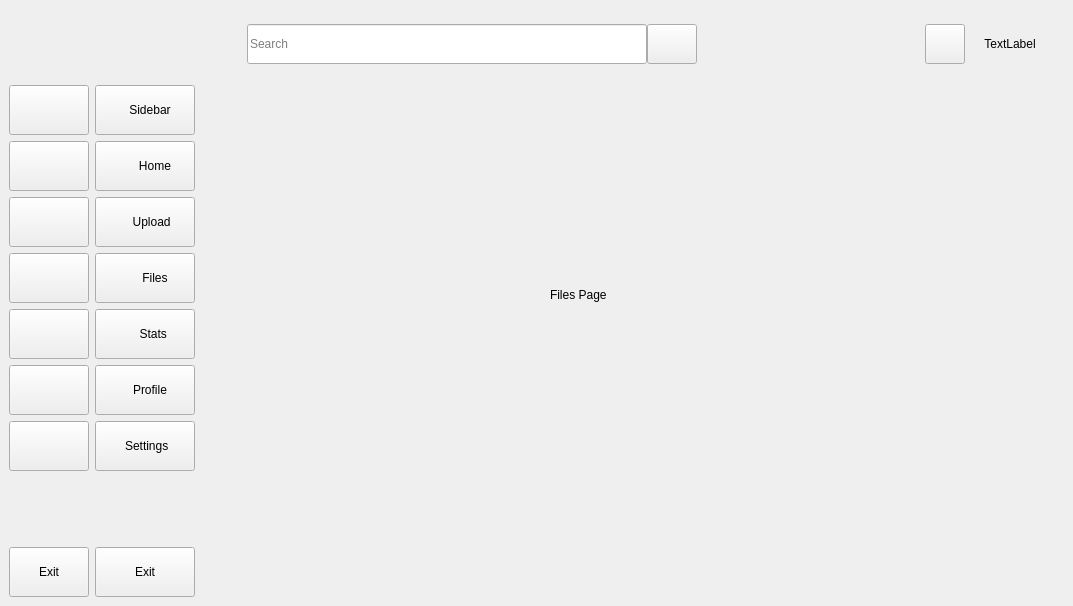
Qt form financial_app_ui.ui (Ulaaka/MoneyApp) before a commit.
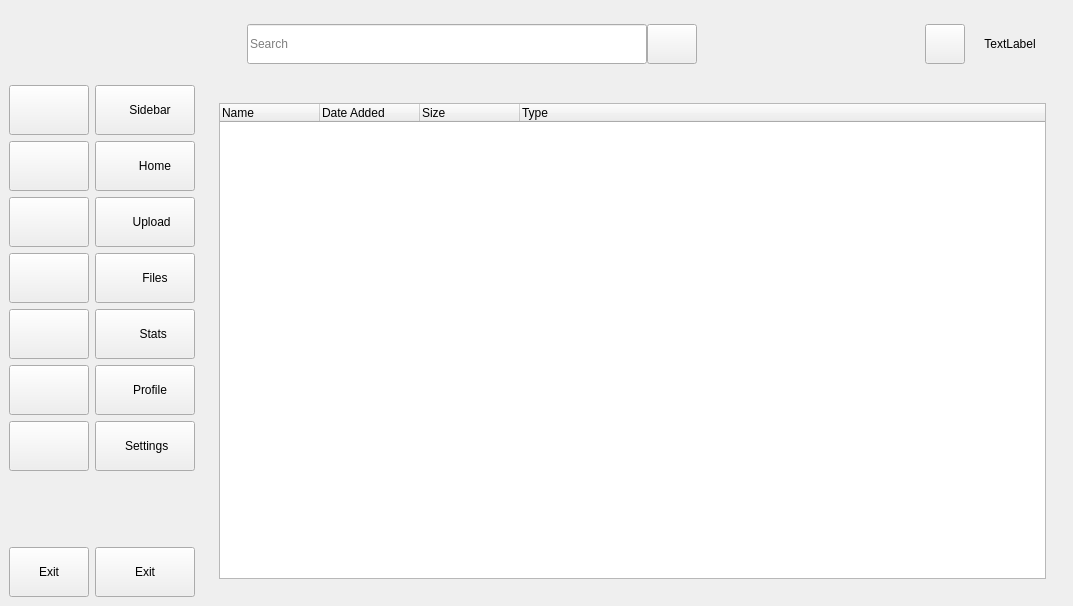
The same form after that commit. The open tabs and pages were chosen to show the change. Icons and pictures are not drawn.

What changed in the file:
```diff
--- a/financial_app_ui.ui
+++ b/financial_app_ui.ui
@@ -881,19 +881,32 @@
              </layout>
             </widget>
             <widget class="QWidget" name="files_page">
-             <widget class="QLabel" name="label_5">
-              <property name="geometry">
-               <rect>
-                <x>340</x>
-                <y>180</y>
-                <width>121</width>
-                <height>41</height>
-               </rect>
-              </property>
-              <property name="text">
-               <string>Files Page</string>
-              </property>
-             </widget>
+             <layout class="QVBoxLayout" name="verticalLayout_7">
+              <item>
+               <widget class="QTreeWidget" name="treeWidget">
+                <column>
+                 <property name="text">
+                  <string>Name</string>
+                 </property>
+                </column>
+                <column>
+                 <property name="text">
+                  <string>Date Added</string>
+                 </property>
+                </column>
+                <column>
+                 <property name="text">
+                  <string>Size</string>
+                 </property>
+                </column>
+                <column>
+                 <property name="text">
+                  <string>Type</string>
+                 </property>
+                </column>
+               </widget>
+              </item>
+             </layout>
             </widget>
             <widget class="QWidget" name="profile_page">
              <widget class="QLabel" name="label_6">
```
Left out of the diff: 2 changed lines with no effect on the pictures.
